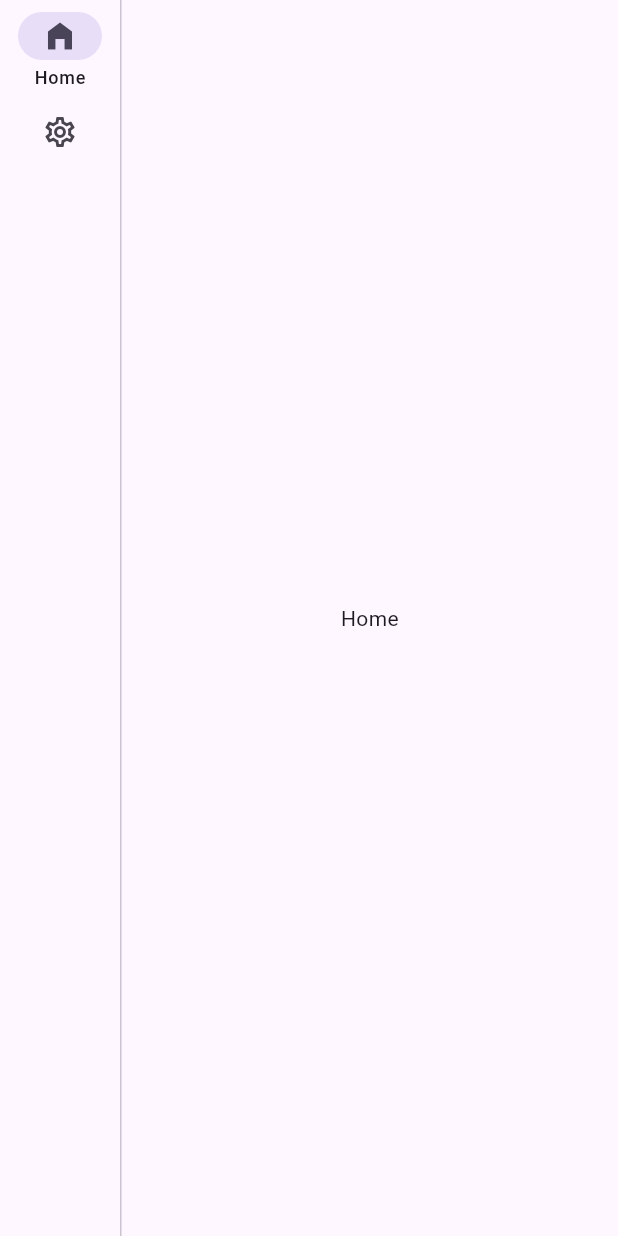
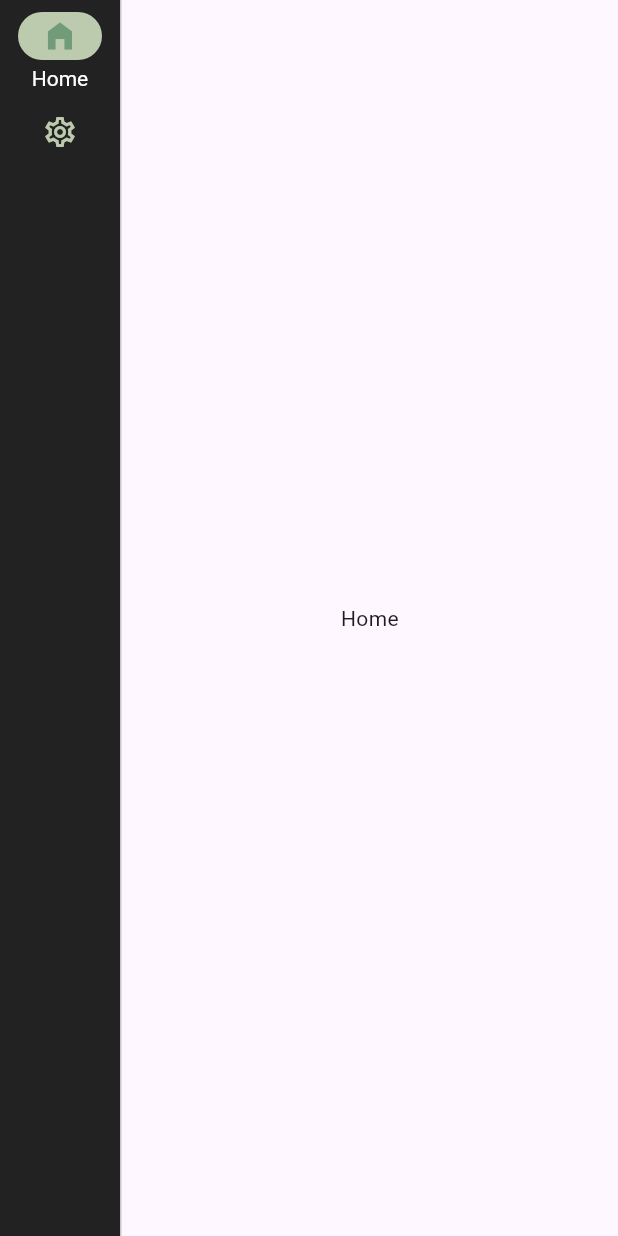
Before and after one commit to joshk326/lynk, a Flutter app: the screen it shows after launch, on a phone screen of 412 x 824 dp. Run offline on Flutter 3.47's test engine with Material 3 defaults, Android fonts, the phone set to English and light mode, and no system bars; missing offline and left inert: window_manager.

Commit message:
cleaned up nav

```diff
--- a/lib/Constants/theme.dart
+++ b/lib/Constants/theme.dart
@@ -1,7 +1,7 @@
 import 'package:flutter/material.dart';
 
-Color flatBlack = const Color(0x0ff2ec2f);
+Color flatBlack = const Color.fromARGB(255, 34, 34, 34);
 Color white = const Color.fromARGB(255, 255, 255, 255);
 Color background = const Color(0xfffffeea);
-Color lightGreen = const Color(0xffbacdb0);
+Color lightGreen = const Color.fromARGB(255, 188, 202, 173);
 Color darkGreen = const Color(0xff729B79);
--- a/lib/main.dart
+++ b/lib/main.dart
@@ -26,6 +26,7 @@ class App extends StatelessWidget {
   @override
   Widget build(BuildContext context) {
     return const MaterialApp(
+      debugShowCheckedModeBanner: false,
       title: 'App',
       home: Navigation(),
     );
--- a/lib/navigation.dart
+++ b/lib/navigation.dart
@@ -26,17 +26,34 @@ class _NavigationState extends State<Navigation> {
                 _currentIndex = index;
               });
             },
+            backgroundColor: flatBlack,
+            selectedLabelTextStyle: TextStyle(color: white),
+            useIndicator: true,
+            indicatorColor: lightGreen,
             labelType: NavigationRailLabelType.selected,
             destinations: [
               NavigationRailDestination(
-                icon: const Icon(Icons.home_outlined),
-                selectedIcon: const Icon(Icons.home_filled),
-                indicatorColor: lightGreen,
-                label: const Text('Home'),
+                icon: Icon(
+                  Icons.home_outlined,
+                  color: lightGreen,
+                ),
+                selectedIcon: Icon(
+                  Icons.home_filled,
+                  color: darkGreen,
+                ),
+                label: const Text(
+                  'Home',
+                ),
               ),
               NavigationRailDestination(
-                icon: const Icon(Icons.settings_outlined),
-                selectedIcon: const Icon(Icons.settings),
+                icon: Icon(
+                  Icons.settings_outlined,
+                  color: lightGreen,
+                ),
+                selectedIcon: Icon(
+                  Icons.settings,
+                  color: darkGreen,
+                ),
                 indicatorColor: lightGreen,
                 label: const Text('Settings'),
               )
```
